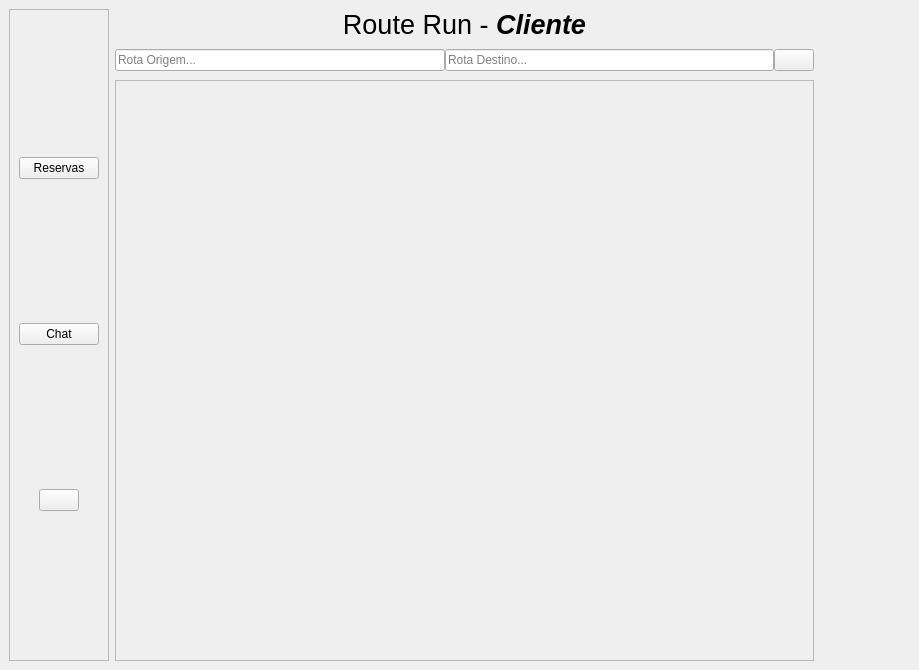
This is Cliente/ui/principal.ui in Liedsonfsa/Route-Run as Qt 5 draws it before an edit. The edited form follows.
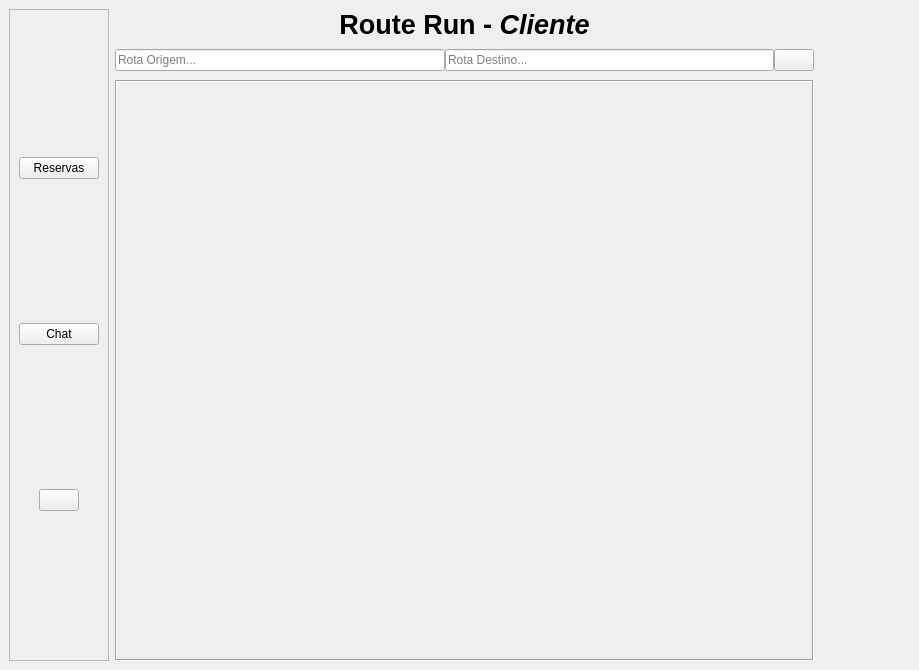
This is the edited form. Icons and pictures are not drawn.

```diff
--- a/Cliente/ui/principal.ui
+++ b/Cliente/ui/principal.ui
@@ -94,7 +94,7 @@
     <item row="0" column="1">
      <widget class="QLabel" name="label">
       <property name="text">
-       <string>&lt;html&gt;&lt;head/&gt;&lt;body&gt;&lt;p align=&quot;center&quot;&gt;&lt;span style=&quot; font-size:20pt;&quot;&gt;Route Run - &lt;/span&gt;&lt;span style=&quot; font-size:20pt; font-weight:600; font-style:italic;&quot;&gt;Cliente&lt;/span&gt;&lt;/p&gt;&lt;/body&gt;&lt;/html&gt;</string>
+       <string>&lt;html&gt;&lt;head/&gt;&lt;body&gt;&lt;p align=&quot;center&quot;&gt;&lt;span style=&quot; font-size:20pt; font-weight:600;&quot;&gt;Route Run - &lt;/span&gt;&lt;span style=&quot; font-size:20pt; font-weight:600; font-style:italic;&quot;&gt;Cliente&lt;/span&gt;&lt;/p&gt;&lt;/body&gt;&lt;/html&gt;</string>
       </property>
      </widget>
     </item>
@@ -199,6 +199,9 @@
        </property>
        <item>
         <widget class="QScrollArea" name="scrollArea">
+         <property name="frameShape">
+          <enum>QFrame::Box</enum>
+         </property>
          <property name="widgetResizable">
           <bool>true</bool>
          </property>
@@ -207,8 +210,8 @@
            <rect>
             <x>0</x>
             <y>0</y>
-            <width>674</width>
-            <height>562</height>
+            <width>672</width>
+            <height>560</height>
            </rect>
           </property>
          </widget>
```
